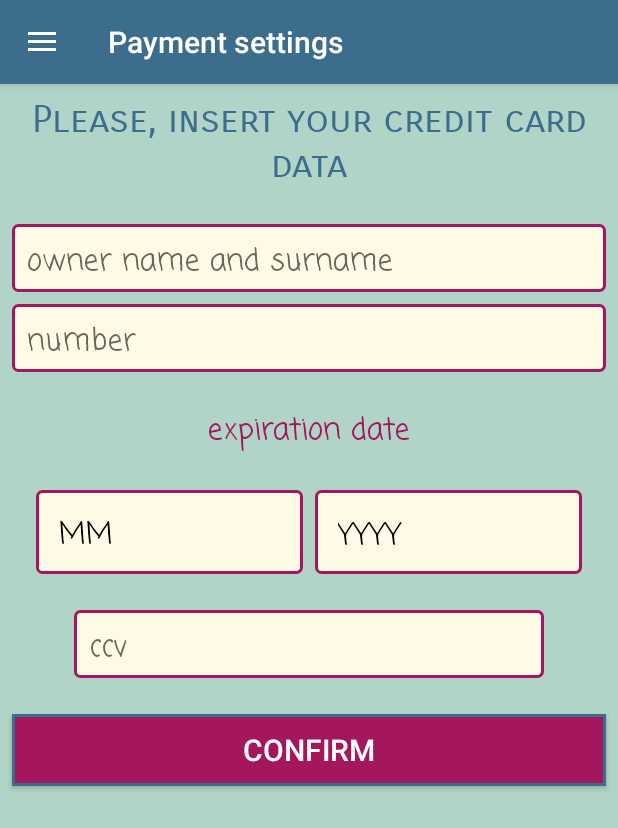
After one commit to ShadiBlizzard/BabyCareFrontend, an Android app: the CreditCardActivity screen opened directly, with no data from a screen before it, on a phone screen of 412 x 824 dp. The commit adds this screen. Shown: the top 828 px of the screen. Run offline under Robolectric (Android 15) with nearby library versions, the phone set to English and light mode, and no system bars.

Commit message:
creditCardActivity

```diff
--- a/app/src/main/AndroidManifest.xml
+++ b/app/src/main/AndroidManifest.xml
@@ -162,7 +162,8 @@
         <activity android:name=".layout_view.ReviewListActivity" />
         <activity android:name=".layout_view.MoneyAccountActivity" />
         <activity android:name=".layout_view.PaymentListActivity" />
-        <activity android:name=".layout_view.PaymentActivity"></activity>
+        <activity android:name=".layout_view.PaymentActivity" />
+        <activity android:name=".layout_view.CreditCardActivity"></activity>
     </application>
 
 </manifest>
--- /dev/null
+++ b/app/src/main/java/com/example/shadi/babycare/layout_view/CreditCardActivity.java
@@ -0,0 +1,99 @@
+package com.example.shadi.babycare.layout_view;
+
+import android.os.PersistableBundle;
+import android.support.annotation.Nullable;
+import android.support.v7.app.AppCompatActivity;
+import android.os.Bundle;
+import android.text.TextUtils;
+import android.view.View;
+import android.widget.AdapterView;
+import android.widget.ArrayAdapter;
+import android.widget.Button;
+import android.widget.EditText;
+import android.widget.FrameLayout;
+import android.widget.Spinner;
+import android.widget.Toast;
+
+import com.example.shadi.babycare.R;
+
+public class CreditCardActivity extends BaseActivity {
+
+    private EditText name, number, ccv;
+    private Spinner expmonth, expyear;
+    private CharSequence item1, item2;
+    private Button confirm;
+
+    @Override
+    protected void onCreate(Bundle savedInstanceState) {
+        super.onCreate(savedInstanceState);
+        FrameLayout fl = findViewById(R.id.content_frame);
+        getLayoutInflater().inflate(R.layout.activity_credit_card, fl);
+        super.setTitle("Payment settings");
+
+        name = findViewById(R.id.cc_owner);
+        number = findViewById(R.id.cc_number);
+        ccv = findViewById(R.id.cc_ccv);
+        expmonth = findViewById(R.id.cc_month);
+        expyear = findViewById(R.id.cc_year);
+        confirm = findViewById(R.id.cc_confirm);
+
+    }
+
+    @Override
+    public void onPostCreate(@Nullable Bundle savedInstanceState) {
+        super.onPostCreate(savedInstanceState);
+
+        ArrayAdapter<CharSequence> month = ArrayAdapter.createFromResource(this, R.array.month, R.layout.spinner_item);
+        ArrayAdapter<CharSequence> year = ArrayAdapter.createFromResource(this, R.array.year, R.layout.spinner_item);
+
+        month.setDropDownViewResource(R.layout.spinner_item);
+        year.setDropDownViewResource(R.layout.spinner_item);
+
+        expmonth.setAdapter(month);
+        expyear.setAdapter(year);
+
+        expmonth.setOnItemSelectedListener(new AdapterView.OnItemSelectedListener() {
+            @Override
+            public void onItemSelected(AdapterView<?> adapterView, View view, int i, long l) {
+                item1 = (CharSequence) adapterView.getItemAtPosition(i);
+            }
+
+            @Override
+            public void onNothingSelected(AdapterView<?> adapterView) {
+                item1 = null;
+            }
+        });
+
+        expyear.setOnItemSelectedListener(new AdapterView.OnItemSelectedListener() {
+            @Override
+            public void onItemSelected(AdapterView<?> adapterView, View view, int i, long l) {
+                item2 = (CharSequence) adapterView.getItemAtPosition(i);
+            }
+
+            @Override
+            public void onNothingSelected(AdapterView<?> adapterView) {
+                item2 = null;
+            }
+        });
+
+        confirm.setOnClickListener(new View.OnClickListener() {
+            @Override
+            public void onClick(View view) {
+                int result = checkValidity();
+                if(result==1) {
+                    //TODO BACKEND TASKS
+                }
+            }
+        });
+    }
+
+    private int checkValidity() {
+        if (TextUtils.isEmpty(name.getText().toString()) || TextUtils.isEmpty(number.getText().toString()) ||
+                TextUtils.isEmpty(ccv.getText().toString()) || item1==null || item2==null) {
+            Toast t = Toast.makeText(this, "Please fill all the fields", Toast.LENGTH_SHORT);
+            t.show();
+            return 1;
+        }
+        return 0;
+    }
+}
--- a/app/src/main/java/com/example/shadi/babycare/layout_view/Register3Activity.java
+++ b/app/src/main/java/com/example/shadi/babycare/layout_view/Register3Activity.java
@@ -48,7 +48,8 @@ public class Register3Activity extends AppCompatActivity {
         district.setOnItemSelectedListener(new AdapterView.OnItemSelectedListener() {
             @Override
             public void onItemSelected(AdapterView<?> parent, View view, int position, long id) {
-                item1 = (CharSequence) parent.getItemAtPosition(position);
+                if (position != 0)
+                  item1 = (CharSequence) parent.getItemAtPosition(position);
             }
 
             @Override
@@ -61,7 +62,8 @@ public class Register3Activity extends AppCompatActivity {
         neighborhood.setOnItemSelectedListener(new AdapterView.OnItemSelectedListener() {
             @Override
             public void onItemSelected(AdapterView<?> parent, View view, int position, long id) {
-                item2 = (CharSequence) parent.getItemAtPosition(position);
+                if (position!= 0)
+                    item2 = (CharSequence) parent.getItemAtPosition(position);
             }
 
             @Override
--- /dev/null
+++ b/app/src/main/res/layout/activity_credit_card.xml
@@ -0,0 +1,130 @@
+<?xml version="1.0" encoding="utf-8"?>
+<android.support.constraint.ConstraintLayout xmlns:android="http://schemas.android.com/apk/res/android"
+    xmlns:app="http://schemas.android.com/apk/res-auto"
+    xmlns:tools="http://schemas.android.com/tools"
+    android:layout_width="match_parent"
+    android:layout_height="match_parent"
+    tools:context=".layout_view.CreditCardActivity">
+
+    <TextView
+        android:id="@+id/textView32"
+        android:layout_width="wrap_content"
+        android:layout_height="wrap_content"
+        android:layout_marginEnd="8dp"
+        android:layout_marginStart="8dp"
+        android:layout_marginTop="8dp"
+        android:fontFamily="sans-serif-smallcaps"
+        android:gravity="center"
+        android:text="Please, insert your credit card data"
+        android:textColor="@color/mainColor"
+        android:textSize="25dp"
+        app:layout_constraintEnd_toEndOf="parent"
+        app:layout_constraintStart_toStartOf="parent"
+        app:layout_constraintTop_toTopOf="parent" />
+
+    <EditText
+        android:id="@+id/cc_owner"
+        android:layout_width="0dp"
+        android:layout_height="wrap_content"
+        android:layout_marginEnd="8dp"
+        android:layout_marginStart="8dp"
+        android:layout_marginTop="24dp"
+        android:background="@drawable/edittext_bc"
+        android:ems="10"
+        android:hint="owner name and surname"
+        android:inputType="textPersonName"
+        android:textAppearance="@style/TextBabyCare"
+        android:textColor="@color/form_black"
+        app:layout_constraintEnd_toEndOf="parent"
+        app:layout_constraintStart_toStartOf="parent"
+        app:layout_constraintTop_toBottomOf="@+id/textView32" />
+
+    <EditText
+        android:id="@+id/cc_number"
+        android:layout_width="0dp"
+        android:layout_height="wrap_content"
+        android:layout_marginEnd="8dp"
+        android:layout_marginStart="8dp"
+        android:layout_marginTop="8dp"
+        android:maxLength="16"
+        android:background="@drawable/edittext_bc"
+        android:ems="10"
+        android:hint="number"
+        android:inputType="number"
+        android:textAppearance="@style/TextBabyCare"
+        android:textColor="@color/form_black"
+        app:layout_constraintEnd_toEndOf="parent"
+        app:layout_constraintStart_toStartOf="parent"
+        app:layout_constraintTop_toBottomOf="@+id/cc_owner" />
+
+    <TextView
+        android:id="@+id/textView34"
+        android:layout_width="wrap_content"
+        android:layout_height="wrap_content"
+        android:layout_marginEnd="8dp"
+        android:layout_marginStart="8dp"
+        android:layout_marginTop="24dp"
+        android:text="expiration date"
+        android:textAppearance="@style/TextBabyCare"
+        android:textColor="@color/button_babycare_normal"
+        app:layout_constraintEnd_toEndOf="parent"
+        app:layout_constraintStart_toStartOf="parent"
+        app:layout_constraintTop_toBottomOf="@+id/cc_number" />
+
+    <Spinner
+        android:id="@+id/cc_month"
+        android:layout_width="0dp"
+        android:layout_height="wrap_content"
+        android:layout_marginStart="24dp"
+        android:layout_marginTop="24dp"
+        android:background="@drawable/edittext_bc"
+        app:layout_constraintEnd_toStartOf="@+id/cc_year"
+        app:layout_constraintHorizontal_bias="0.5"
+        app:layout_constraintStart_toStartOf="parent"
+        app:layout_constraintTop_toBottomOf="@+id/textView34" />
+
+    <Spinner
+        android:id="@+id/cc_year"
+        android:layout_width="0dp"
+        android:layout_height="wrap_content"
+        android:layout_marginEnd="24dp"
+        android:layout_marginStart="8dp"
+        android:layout_marginTop="24dp"
+        android:background="@drawable/edittext_bc"
+        app:layout_constraintEnd_toEndOf="parent"
+        app:layout_constraintHorizontal_bias="1"
+        app:layout_constraintStart_toEndOf="@+id/cc_month"
+        app:layout_constraintTop_toBottomOf="@+id/textView34" />
+
+    <EditText
+        android:id="@+id/cc_ccv"
+        android:layout_width="wrap_content"
+        android:layout_height="wrap_content"
+        android:layout_marginEnd="32dp"
+        android:layout_marginStart="32dp"
+        android:layout_marginTop="24dp"
+        android:background="@drawable/edittext_bc"
+        android:ems="10"
+        android:hint="ccv"
+        android:inputType="numberPassword"
+        android:maxLength="3"
+        android:textAppearance="@style/TextBabyCare"
+        android:textColor="@color/form_black"
+        app:layout_constraintEnd_toEndOf="parent"
+        app:layout_constraintStart_toStartOf="parent"
+        app:layout_constraintTop_toBottomOf="@+id/cc_month" />
+
+    <Button
+        android:id="@+id/cc_confirm"
+        android:layout_width="0dp"
+        android:layout_height="wrap_content"
+        android:layout_marginEnd="8dp"
+        android:layout_marginStart="8dp"
+        android:layout_marginTop="24dp"
+        android:background="@drawable/button"
+        android:text="confirm"
+        app:layout_constraintEnd_toEndOf="parent"
+        app:layout_constraintStart_toStartOf="parent"
+        app:layout_constraintTop_toBottomOf="@+id/cc_ccv" />
+
+</android.support.constraint.ConstraintLayout>
--- a/app/src/main/res/values/strings.xml
+++ b/app/src/main/res/values/strings.xml
@@ -34,4 +34,35 @@
         <item>Neptune</item>
     </string-array>
 
+    <string-array name="month">
+        <item>MM</item>
+        <item>01</item>
+        <item>02</item>
+        <item>03</item>
+        <item>04</item>
+        <item>05</item>
+        <item>06</item>
+        <item>07</item>
+        <item>08</item>
+        <item>09</item>
+        <item>10</item>
+        <item>11</item>
+        <item>12</item>
+    </string-array>
+
+    <string-array name="year">
+        <item>YYYY</item>
+        <item>2018</item>
+        <item>2019</item>
+        <item>2020</item>
+        <item>2021</item>
+        <item>2022</item>
+        <item>2023</item>
+        <item>2024</item>
+        <item>2025</item>
+        <item>2026</item>
+        <item>2027</item>
+        <item>2028</item>
+    </string-array>
+
 </resources>
```
Also changed, not shown: 68 other files.
